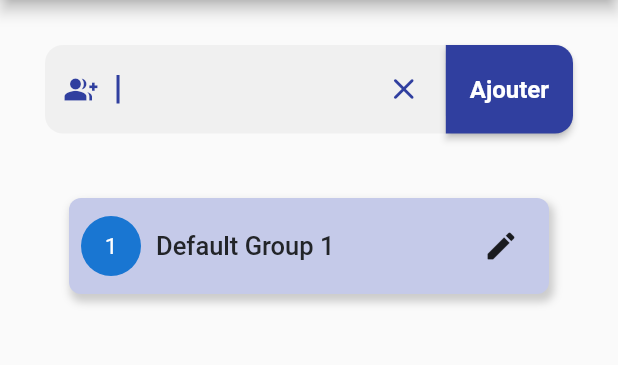
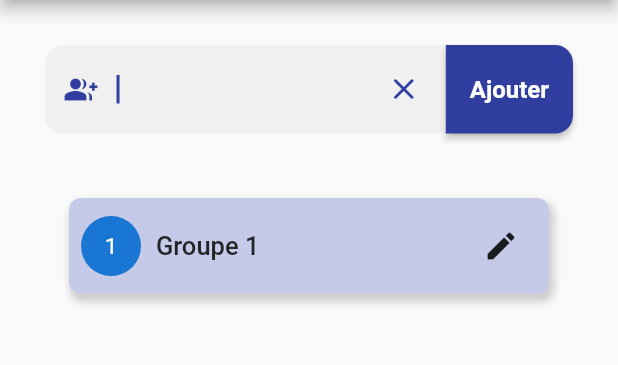
Before and after one commit to BachENSIM/iZiBadge, a Flutter app: the GroupScreen screen opened directly, on a phone screen of 412 x 824 dp, the part 84-449 px from its top. Run offline on Flutter 3.47's test engine with Material 2 defaults, Android fonts, the phone set to English and light mode, and no system bars; drawn by our look-alikes of getwidget; our stand-ins replace cloud_firestore, firebase_auth, firebase_core, qr_flutter; missing offline and left inert: qr_code_scanner; accounts and stored records are empty.

Commit message:
Updated verssion 1.0.11b - Changer couleur

```diff
--- a/lib/components/custom_colors.dart
+++ b/lib/components/custom_colors.dart
@@ -11,14 +11,14 @@ class CustomColors {
   //static final Color googleBackground = Color(0xFF4285F4);
 
   //New global color theme
-  // static const Color backgroundLight = Colors.white;
-  // static final Color backgroundColor = Color.fromARGB(255, 0, 92, 134);
-  // static final Color backgroundColorDark = Color(0xFF487D97);
-  // static final Color backgroundAppbar = Color(0xFF023047);
-  // static final Color accentLight = Color(0xFFFFB703);
-  // static final Color accentDark = Color(0xFFFB8500);
-  // static const Color textPrimary = Colors.black;
-  // static const Color textSecondary = Colors.white;
+  /*static const Color backgroundLight = Colors.white;
+  static final Color backgroundColor = Color.fromARGB(255, 0, 92, 134);
+  static final Color backgroundColorDark = Color(0xFF487D97);
+  static final Color backgroundAppbar = Color(0xFF023047);
+  static final Color accentLight = Color(0xFFFFB703);
+  static final Color accentDark = Color(0xFFFB8500);
+  static const Color textPrimary = Colors.black;
+  static const Color textSecondary = Colors.white;*/
 
   //Global color theme from materialpalette.com
   static Color darkPrimaryColor = Color(0xFF303F9F);
--- a/lib/components/edit_gr_form.dart
+++ b/lib/components/edit_gr_form.dart
@@ -22,7 +22,7 @@ class _EditGroupFormState extends State<EditGroupForm> {
   //un autre controller pour modifier le nom d'un groupe
   TextEditingController? _groupEditCtl;
   //un controller par default => afficher un groupe par default
-  String initialText = "Default Group 1";
+  String initialText = "Groupe 1";
   TextEditingController? _groupInitCtl;
   //verifier l'indice de la liste => si = 0 => c'est le default
   bool _one = false;
--- a/lib/components/group_form.dart
+++ b/lib/components/group_form.dart
@@ -17,14 +17,14 @@ class _GroupFormState extends State<GroupForm> {
   TextEditingController?
       _groupEditCtl; //un autre controller pour modifier le nom d'un groupe
   //un controller par default => afficher un groupe par default
-  String initialText = "Default Group 1";
+  String initialText = "Groupe 1";
   TextEditingController? _groupInitCtl;
 
   bool _zero =
       true; //verifier l'indice de la liste => si = 0 => c'est le default
 
   //pour sauvegarder dans la BDD
-  final List<String> _groupNameList = ["Default Group 1"];
+  final List<String> _groupNameList = ["Groupe 1"];
   late int taille;
 
   @override
@@ -95,7 +95,7 @@ class _GroupFormState extends State<GroupForm> {
                         setState(() {
                           String mess = _groupNameCtl.text;
                           if (_groupNameCtl.text.isEmpty) {
-                            mess = "Default Group " + (taille++).toString();
+                            mess = "Groupe " + (taille++).toString();
                             _groupNameList.add(mess);
                           } else {
                             _groupNameList.add(_groupNameCtl.text);
--- a/lib/screens/edit_listUser_screen.dart
+++ b/lib/screens/edit_listUser_screen.dart
@@ -19,7 +19,7 @@ class _EditListUserScreenState extends State<EditListUserScreen> {
     return Scaffold(
       appBar: AppBar(
         //elevation: 0,
-        backgroundColor: CustomColors.backgroundDark,
+        //backgroundColor: CustomColors.backgroundDark,
         title: const Text("Modification la liste"),
         //AppBarTitle()
         centerTitle: true,
@@ -31,7 +31,7 @@ class _EditListUserScreenState extends State<EditListUserScreen> {
                 style: TextStyle(
                   fontSize: 16,
                   fontWeight: FontWeight.w700,
-                  color: CustomColors.textSecondary,
+                  //color: CustomColors.secondaryText,
                 )),
             style: ElevatedButton.styleFrom(
                 elevation: 0, primary: Colors.transparent)),
```
Also changed, not shown: lib/components/edit_lst_user_form.dart (+17 -16 lines).
